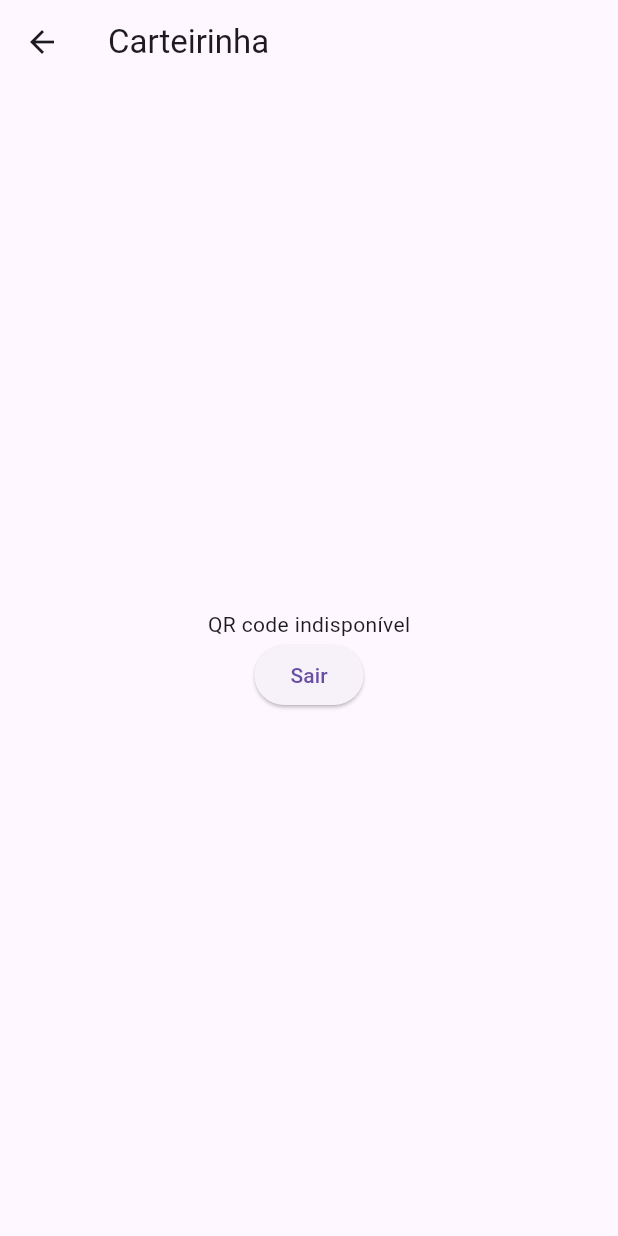
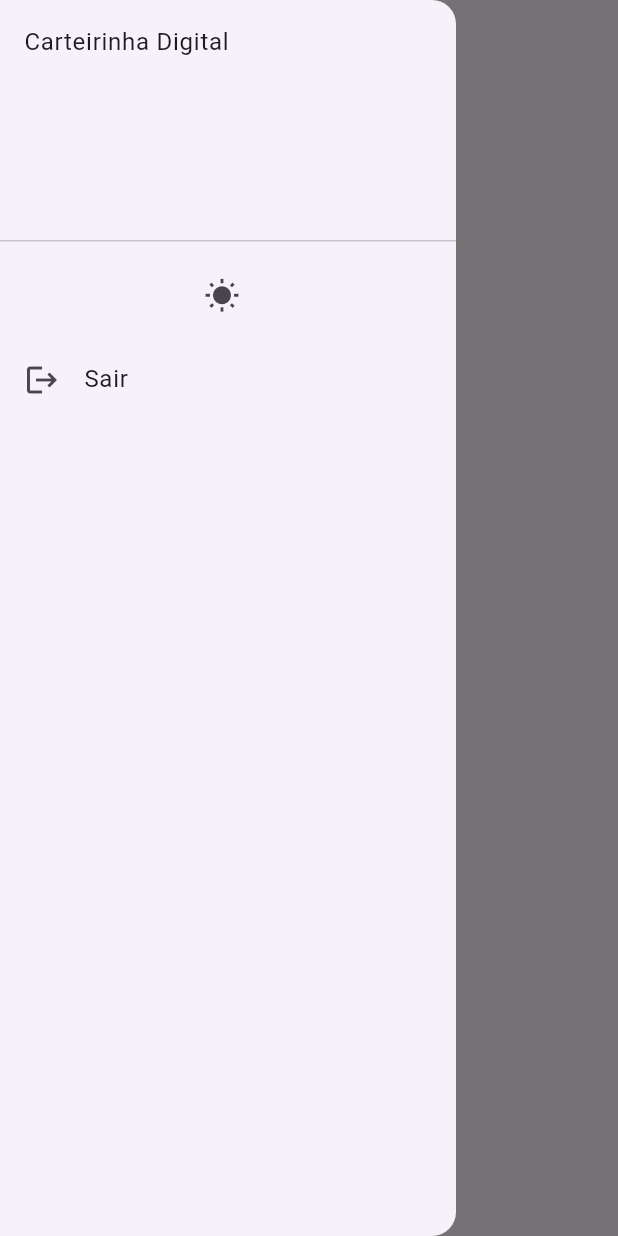
Before and after one commit to pedro-git-projects/carteirinha-digital-flutter, a Flutter app: the QRCodeDisplayScreen screen opened directly, with the side drawer open (before the commit the screen has no drawer), on a phone screen of 412 x 824 dp. Run offline on Flutter 3.47's test engine with Material 3 defaults, Android fonts, the phone set to English and light mode, and no system bars; our stand-ins replace flutter_dotenv, flutter_secure_storage; missing offline and left inert: mobile_scanner; accounts and stored records are empty.

Commit message:
field verification #15|drawer menu #16|theme toggler #17

```diff
--- a/lib/screens/qr_code_display_screen.dart
+++ b/lib/screens/qr_code_display_screen.dart
@@ -1,4 +1,4 @@
-import 'package:carteirinha_digital/widgets/clear_storage_button.dart';
+import 'package:carteirinha_digital/widgets/drawer_menu.dart';
 import 'package:carteirinha_digital/widgets/qr_code_display_widget.dart';
 import 'package:flutter/material.dart';
 
@@ -11,6 +11,7 @@ class QRCodeDisplayScreen extends StatelessWidget {
       appBar: AppBar(
         title: const Text('Carteirinha'),
       ),
+      drawer: const DrawerMenu(),
       body: const SafeArea(
         child: Align(
           alignment: Alignment.center,
@@ -19,7 +20,6 @@ class QRCodeDisplayScreen extends StatelessWidget {
             crossAxisAlignment: CrossAxisAlignment.center,
             children: [
               QRCodeDisplayWidget(),
-              ClearStorageButton(),
             ],
           ),
         ),
--- /dev/null
+++ b/lib/widgets/drawer_menu.dart
@@ -0,0 +1,40 @@
+import 'package:carteirinha_digital/state/auth_provider.dart';
+import 'package:carteirinha_digital/state/storage_service.dart';
+import 'package:carteirinha_digital/widgets/theme_toggler.dart';
+import 'package:flutter/material.dart';
+import 'package:provider/provider.dart';
+
+class DrawerMenu extends StatelessWidget {
+  const DrawerMenu({super.key});
+
+  @override
+  Widget build(BuildContext context) {
+    return Drawer(
+      child: ListView(
+        padding: EdgeInsets.zero,
+        children: [
+          const DrawerHeader(
+            child: Text('Carteirinha Digital'),
+          ),
+          const ListTile(
+            title: ThemeToggler(),
+          ),
+          ListTile(
+            leading: const Icon(Icons.logout),
+            title: const Text('Sair'),
+            onTap: () {
+              _handleLogout(context);
+            },
+          ),
+        ],
+      ),
+    );
+  }
+
+  void _handleLogout(BuildContext context) {
+    final storageService = Provider.of<StorageService>(context, listen: false);
+    storageService.delete('token');
+    final authProvider = Provider.of<AuthProvider>(context, listen: false);
+    authProvider.checkAuthentication();
+  }
+}
--- a/lib/widgets/mobile_scanner_widget.dart
+++ b/lib/widgets/mobile_scanner_widget.dart
@@ -65,6 +65,7 @@ class MobileScannerWidgetState extends State<MobileScannerWidget> {
       body: MobileScanner(
         controller: cameraController,
         onDetect: (capture) {
+          // TODO: ONCE on capture send request to record student attendance
           final List<Barcode> barcodes = capture.barcodes;
           for (final barcode in barcodes) {
             debugPrint('Barcode found! ${barcode.rawValue}');
--- /dev/null
+++ b/lib/widgets/theme_toggler.dart
@@ -0,0 +1,23 @@
+import 'package:carteirinha_digital/state/theme_provider.dart';
+import 'package:flutter/material.dart';
+import 'package:provider/provider.dart';
+
+class ThemeToggler extends StatelessWidget {
+  const ThemeToggler({super.key});
+
+  Icon _getIconForTheme(ThemeMode themeMode) {
+    return themeMode == ThemeMode.dark
+        ? const Icon(Icons.brightness_3)
+        : const Icon(Icons.wb_sunny);
+  }
+
+  @override
+  Widget build(BuildContext context) {
+    final themeModeProvider = Provider.of<ThemeProvider>(context);
+    return InkResponse(
+      highlightShape: BoxShape.circle,
+      onTap: themeModeProvider.toggleTheme,
+      child: _getIconForTheme(themeModeProvider.currentThemeMode),
+    );
+  }
+}
```
Also changed, not shown: lib/widgets/student_login_form.dart (+33 -2 lines).
